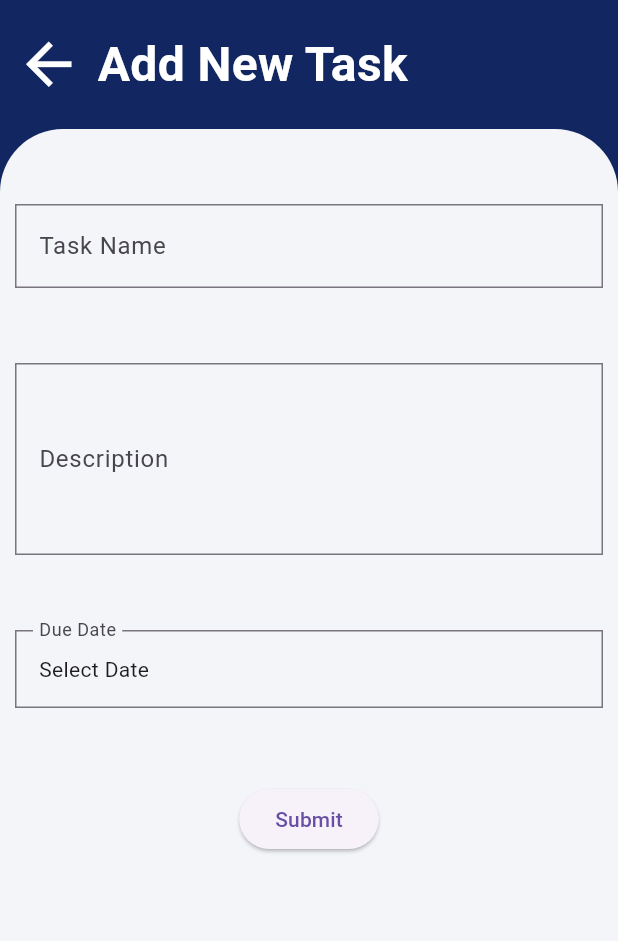
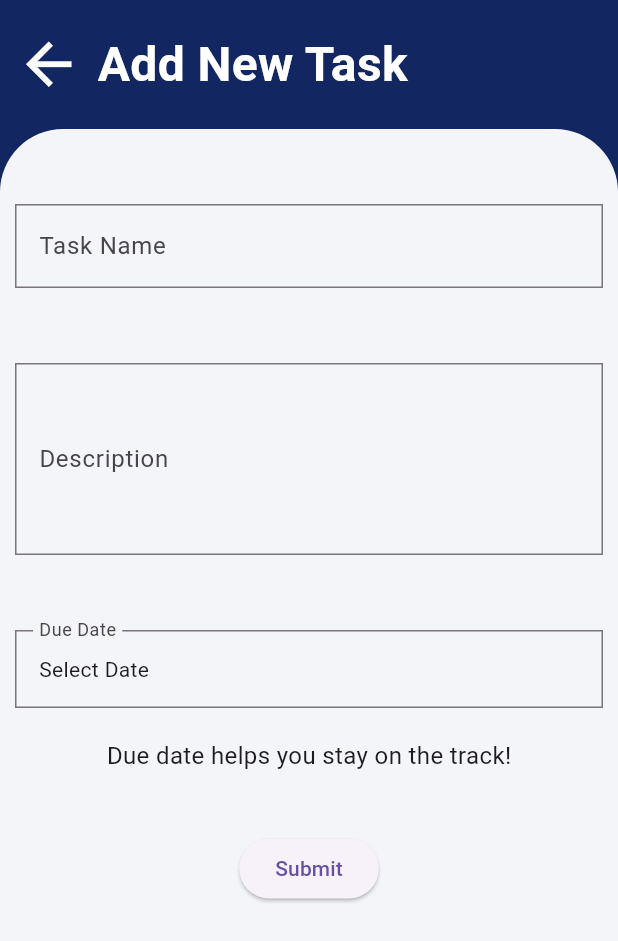
Before and after one commit to sudhagarmsd5/flutter_application_1, a Flutter app: the AddEditTodo screen opened directly, on a phone screen of 412 x 824 dp. Shown: the top 941 px of the screen. Run offline on Flutter 3.47's test engine with Material 3 defaults, Android fonts, the phone set to English and light mode, and no system bars; drawn by our look-alikes of reactive_forms.

Commit message:
feat: material page router using navigator, named exports, add edit form

```diff
--- a/lib/app_routes.dart
+++ /dev/null
@@ -1,26 +0,0 @@
-import 'package:flutter_application_1/common/widgets/splash_screen.dart';
-import 'package:flutter_application_1/features/todos/presentation/pages/add_edit_todo.dart';
-import 'package:flutter_application_1/features/todos/presentation/pages/home_todo.dart';
-import 'package:go_router/go_router.dart';
-
-final appRoutes = GoRouter(
-  initialLocation: '/',
-  // redirect: (context, state) => '/homeTodo',
-  routes: [
-    GoRoute(
-      name: 'splashScreen',
-      path: '/',
-      builder: (context, state) => SplashScreen(),
-    ),
-    GoRoute(
-      name: 'homeTodo',
-      path: '/homeTodo',
-      builder: (context, state) => HomeTodo(),
-    ),
-    GoRoute(
-      name: 'addTodo',
-      path: '/addEditTodo/:id?',
-      builder: (context, state) => AddEditTodo(todoId: state.pathParameters['id']),
-    ),
-  ],
-);
--- /dev/null
+++ b/lib/core/constants/app_strings.dart
@@ -0,0 +1 @@
+class AppStrings {}
--- /dev/null
+++ b/lib/core/constants/app_text_styles.dart
@@ -0,0 +1,33 @@
+import 'package:flutter/material.dart';
+
+class AppTextStyles {
+  final splashScreenTitle = Text(
+    'Welcome to My App',
+    style: TextStyle(fontSize: 24, fontWeight: FontWeight.bold),
+  );
+
+  final homeTitle = Text(
+    'To-Do List',
+    style: TextStyle(
+      color: Colors.white,
+      fontSize: 32,
+      fontWeight: FontWeight.bold,
+    ),
+  );
+
+  Text addEditTitle(bool isEditTodoForm) {
+    return Text(
+      "${isEditTodoForm ? 'Edit' : 'Add'} New Task",
+      style: TextStyle(
+        color: Colors.white,
+        fontSize: 32,
+        fontWeight: FontWeight.bold,
+      ),
+    );
+  }
+
+  final addEditDueText = Text(
+    'Due date helps you stay on the track!',
+    style: TextStyle(fontSize: 16),
+  );
+}
--- /dev/null
+++ b/lib/core/constants/constants.dart
@@ -0,0 +1,3 @@
+export 'app_colors.dart';
+export 'app_text_styles.dart';
+export 'app_strings.dart';
--- a/lib/core/contants/app_text_styles.dart
+++ /dev/null
@@ -1,3 +0,0 @@
-class AppTextStyles {
-
-}
--- a/lib/core/contants/strings.dart
+++ /dev/null
@@ -1,3 +0,0 @@
-class Strings {
-
-}
--- /dev/null
+++ b/lib/core/core.dart
@@ -0,0 +1,2 @@
+export 'routes/routes.dart';
+export 'constants/constants.dart';
--- /dev/null
+++ b/lib/core/routes/app_route_observer.dart
@@ -0,0 +1,5 @@
+import 'package:flutter/material.dart';
+
+class AppRouteObserver extends RouteObserver<PageRoute<dynamic>>{
+
+}
--- /dev/null
+++ b/lib/core/routes/app_routes.dart
@@ -0,0 +1,6 @@
+class AppRoutes {
+  static const String initial = '/';
+  static const String todoHome = '/todoHome';
+  static const String todoAdd = '/todoAdd';
+  static const String todoEdit = '/todoEdit/';
+}
--- /dev/null
+++ b/lib/core/routes/routes.dart
@@ -0,0 +1,3 @@
+export 'app_route_settings.dart';
+export 'app_route_observer.dart';
+export 'app_routes.dart';
--- a/lib/features/todos/presentation/pages/add_edit_todo.dart
+++ b/lib/features/todos/presentation/pages/add_edit_todo.dart
@@ -1,11 +1,11 @@
 import 'package:flutter/material.dart';
-import 'package:flutter_application_1/core/contants/app_colors.dart';
-import 'package:go_router/go_router.dart';
+import 'package:flutter_application_1/core/core.dart';
+
 import 'package:reactive_forms/reactive_forms.dart';
 
 class AddEditTodo extends StatefulWidget {
   final String? todoId;
-  const AddEditTodo({super.key,this.todoId});
+  const AddEditTodo({super.key, this.todoId});
 
   @override
   State<AddEditTodo> createState() => _AddEditTodoState();
@@ -15,8 +15,27 @@ class _AddEditTodoState extends State<AddEditTodo> {
   final FormGroup form = FormGroup({
     'taskName': FormControl<String>(validators: [Validators.required]),
     'description': FormControl<String>(),
-    'dueDate': FormControl<DateTime>(),
+    'dueDate': FormControl<DateTime>(validators: [Validators.required]),
+    'complete': FormControl<bool>(value: false),
   });
+
+  var isEditTodoForm = false;
+
+  @override
+  void initState() {
+    super.initState();
+    print("TODO ID: ${widget.todoId}");
+    if (widget.todoId != null) {
+      isEditTodoForm = true;
+      final mockTodo = {
+        'taskName': 'Sample Task',
+        'description': 'Sample Description',
+        'dueDate': DateTime.now(),
+        'complete': true,
+      };
+      form.patchValue(mockTodo);
+    }
+  }
 
   @override
   Widget build(BuildContext context) {
@@ -33,7 +52,10 @@ class _AddEditTodoState extends State<AddEditTodo> {
                 children: [
                   GestureDetector(
                     onTap: () {
-                      context.go('/homeTodo');
+                      Navigator.pushReplacementNamed(
+                        context,
+                        AppRoutes.todoHome,
+                      );
                     },
                     child: Icon(
                       Icons.arrow_back,
@@ -42,14 +64,7 @@ class _AddEditTodoState extends State<AddEditTodo> {
                     ),
                   ),
                   SizedBox(width: 10),
-                  Text(
-                    'Add New Task',
-                    style: TextStyle(
-                      color: Colors.white,
-                      fontSize: 32,
-                      fontWeight: FontWeight.bold,
-                    ),
-                  ),
+                  AppTextStyles().addEditTitle(isEditTodoForm),
                 ],
               ),
             ),
@@ -107,6 +122,11 @@ class _AddEditTodoState extends State<AddEditTodo> {
                                   border: OutlineInputBorder(
                                     borderRadius: BorderRadius.zero,
                                   ),
+                                  errorText:
+                                      form.control('dueDate').invalid &&
+                                          form.control('dueDate').touched
+                                      ? 'Due date is required'
+                                      : null,
                                 ),
                                 child: Text(
                                   picker.value == null
@@ -116,7 +136,59 @@ class _AddEditTodoState extends State<AddEditTodo> {
                               ),
                             ),
                           ),
+
+                          ...(isEditTodoForm
+                              ? [
                                   SizedBox(height: 50),
+                                  Padding(
+                                    padding: const EdgeInsets.only(
+                                      bottom: 30.0,
+                                    ),
+                                    child: Row(
+                                      crossAxisAlignment:
+                                          CrossAxisAlignment.center,
+                                      mainAxisAlignment:
+                                          MainAxisAlignment.spaceBetween,
+                                      children: [
+                                        Text(
+                                          'Mark as Complete',
+                                          style: TextStyle(fontSize: 16),
+                                        ),
+                                        SizedBox(width: 10),
+                                        ReactiveSwitch(
+                                          formControlName: 'complete',
+                                        ),
+                                      ],
+                                    ),
+                                  ),
+                                  ElevatedButton(
+                                    onPressed: () {
+                                      if (form.valid) {
+                                        print(form.value);
+                                      } else {
+                                        form.markAllAsTouched();
+                                      }
+                                    },
+                                    child: Text('Update Task'),
+                                  ),
+                                  SizedBox(height: 20),
+
+                                  ElevatedButton(
+                                    onPressed: () {
+                                      if (form.valid) {
+                                        print(form.value);
+                                      } else {
+                                        form.markAllAsTouched();
+                                      }
+                                    },
+                                    child: Text('Delete Task'),
+                                  ),
+                                ]
+                              : [
+                                  SizedBox(height: 20),
+
+                                  AppTextStyles().addEditDueText,
+                                  SizedBox(height: 40),
 
                                   ElevatedButton(
                                     onPressed: () {
@@ -128,6 +200,7 @@ class _AddEditTodoState extends State<AddEditTodo> {
                                     },
                                     child: Text('Submit'),
                                   ),
+                                ]),
                         ],
                       ),
                     ),
--- a/pubspec.yaml
+++ b/pubspec.yaml
@@ -10,7 +10,6 @@ dependencies:
   cupertino_icons: ^1.0.8
   dartz: ^0.10.1
   equatable: ^2.0.7
-  go_router: ^13.2.0
   reactive_forms: ^18.1.1
 dev_dependencies:
   flutter_test:
```
Also changed, not shown: lib/common/widgets/splash_screen.dart (+4 -6 lines), lib/core/routes/app_route_settings.dart (added, +23 -0 lines), lib/features/todos/presentation/pages/home_todo.dart (+10 -12 lines), lib/main.dart (+6 -6 lines), lib/core/constants/app_colors.dart (renamed from lib/core/contants/app_colors.dart), pubspec.lock. Lines whose indentation alone changed are shown as unchanged.
